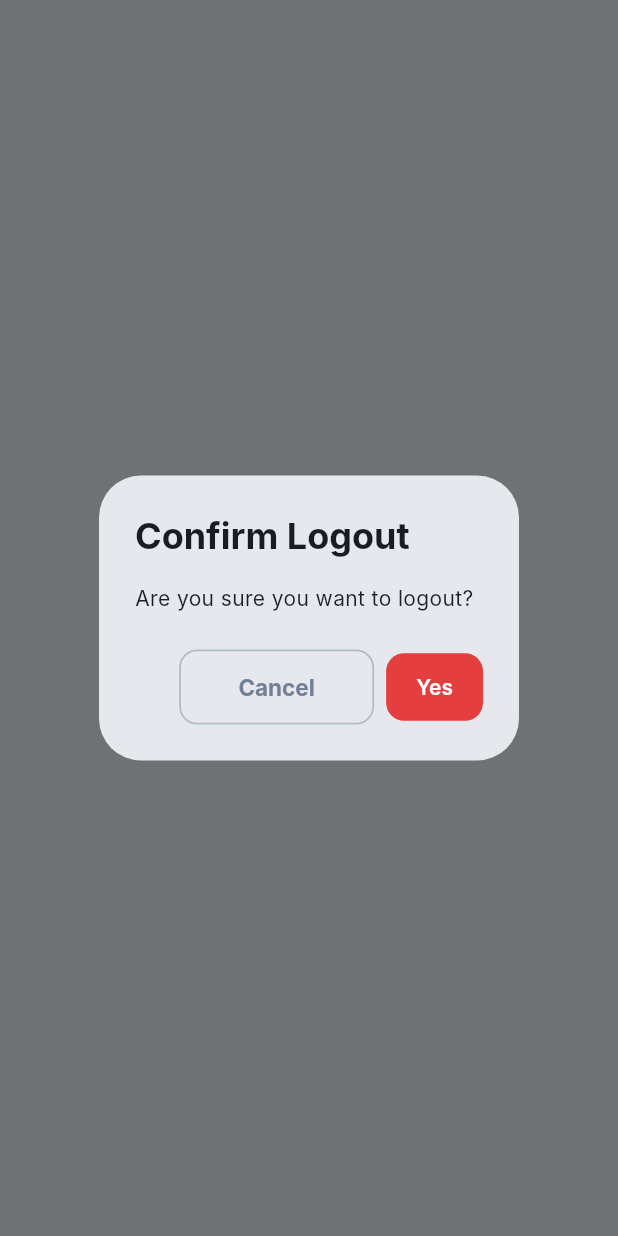
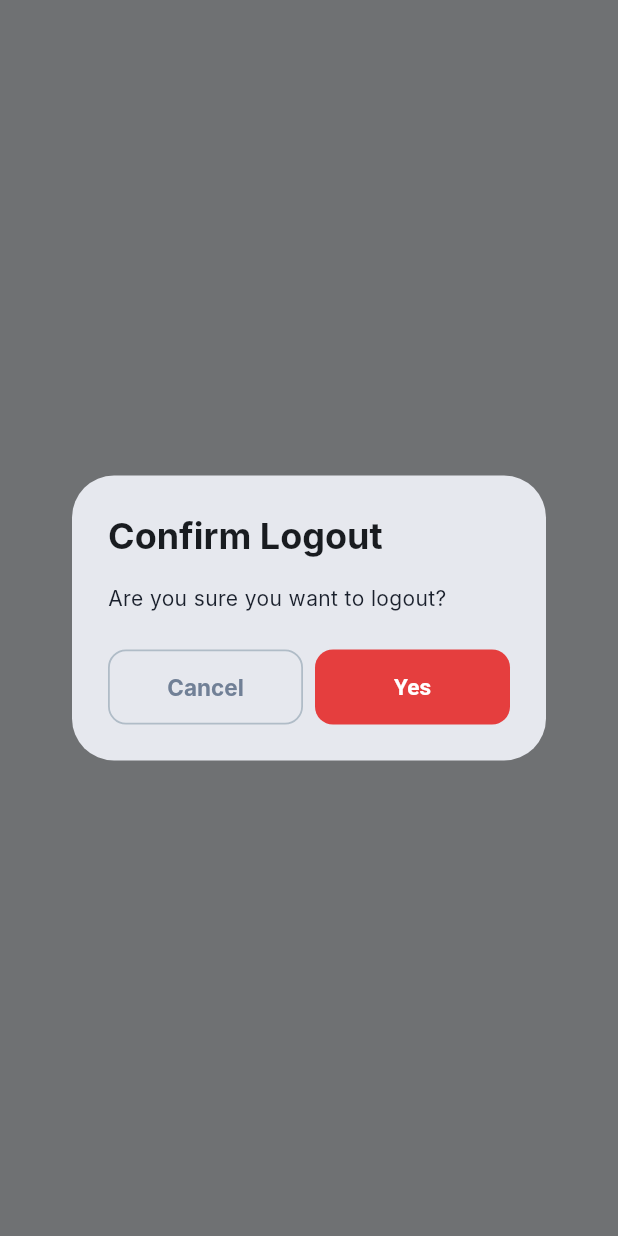
Before and after one commit to Sriponni-KSV/spmc-frontend-app, a Flutter app: what showLogoutConfirmation() shows on an empty page, opened directly with empty values, on a phone screen of 412 x 824 dp. Run offline on Flutter 3.47's test engine with Material 3 defaults, Android fonts, the phone set to English and light mode, and no system bars; our stand-ins replace flutter_dotenv, flutter_secure_storage; accounts and stored records are empty; network calls fail; Roboto replaces fonts that are missing (Inter).

Commit message:
removed lock icon

```diff
--- a/lib/screens/nurse_profile_view.dart
+++ b/lib/screens/nurse_profile_view.dart
@@ -235,7 +235,7 @@ class _NurseProfileViewState extends State<NurseProfileView> {
             hintText: label,
             hintStyle: const TextStyle(color: Colors.grey, fontSize: 14),
             prefixIcon: Icon(icon, size: 20, color: AppTheme.iconColor),
-            suffixIcon: isReadOnly ? const Icon(Icons.lock_outline, size: 16, color: Colors.grey) : null,
+            suffixIcon: (isReadOnly && onTap == null) ? const Icon(Icons.lock_outline, size: 16, color: Colors.grey) : null,
             fillColor: isReadOnly ? const Color(0xFFF7FAFC) : Colors.white,
             filled: true,
             border: OutlineInputBorder(borderRadius: BorderRadius.circular(8), borderSide: const BorderSide(color: AppTheme.borderColor)),
--- a/lib/utils/logout_helper.dart
+++ b/lib/utils/logout_helper.dart
@@ -28,8 +28,17 @@ class LogoutHelper {
                 );
               },
               style: ElevatedButton.styleFrom(
-                backgroundColor: AppTheme.dangerColor,
+                backgroundColor: AppTheme.logoRed,
                 foregroundColor: Colors.white,
+                minimumSize: const Size(130, 48),
+                padding: const EdgeInsets.symmetric(horizontal: 32, vertical: 16),
+                shape: RoundedRectangleBorder(
+                  borderRadius: BorderRadius.circular(12),
+                ),
+                textStyle: const TextStyle(
+                  fontSize: 15,
+                  fontWeight: FontWeight.bold,
+                ),
               ),
               child: const Text('Yes'),
             ),
```
Also changed, not shown: lib/screens/dashboard_page.dart (+2 -8 lines).
